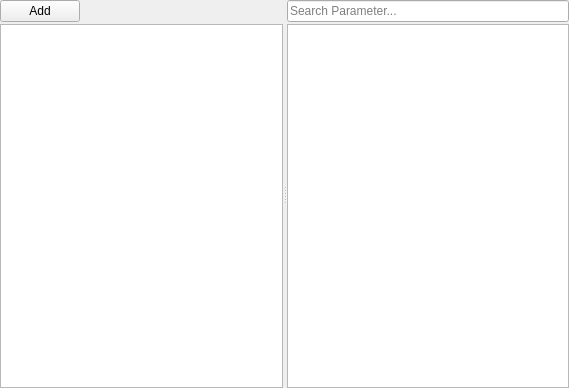
Old version of the form src/option/paramconfigeditor.ui in the repository GAMS-dev/studio.
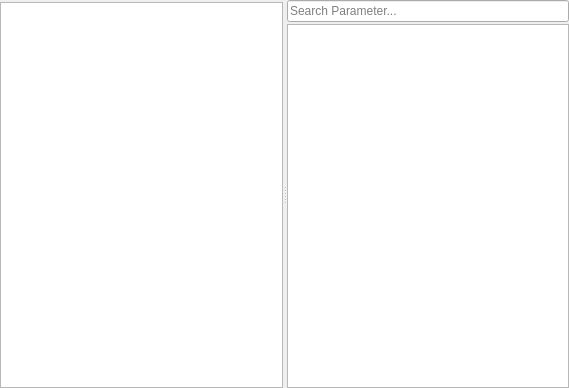
New version of the form.

Patch:
```diff
--- a/src/option/paramconfigeditor.ui
+++ b/src/option/paramconfigeditor.ui
@@ -63,26 +63,6 @@
           <property name="bottomMargin">
            <number>0</number>
           </property>
-          <item>
-           <widget class="QPushButton" name="AddParamCfgButton">
-            <property name="text">
-             <string>Add</string>
-            </property>
-           </widget>
-          </item>
-          <item>
-           <spacer name="ParamCfgCtrlHS">
-            <property name="orientation">
-             <enum>Qt::Horizontal</enum>
-            </property>
-            <property name="sizeHint" stdset="0">
-             <size>
-              <width>40</width>
-              <height>20</height>
-             </size>
-            </property>
-           </spacer>
-          </item>
          </layout>
         </widget>
        </item>
```
